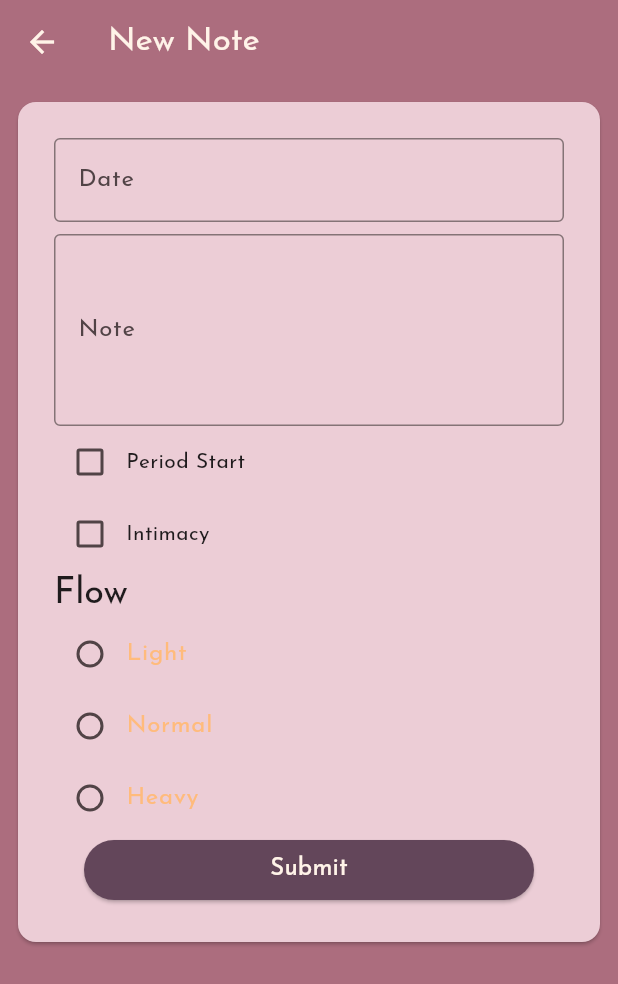
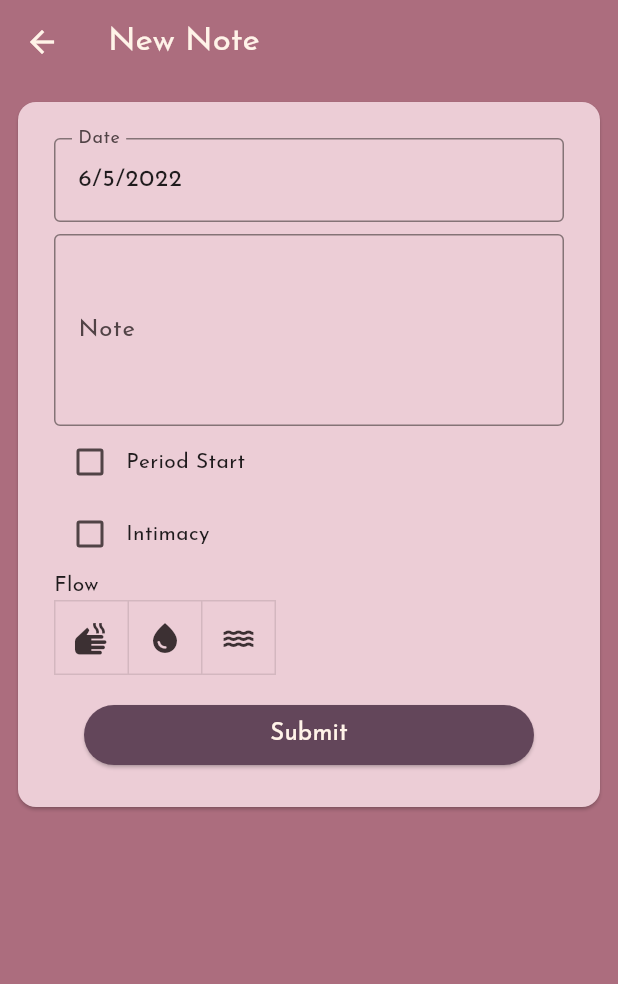
Before and after one commit to swsvindland/period_track, a Flutter app: the HomePage screen opened by its route, item 2 of the bottom bar chosen, after a tap on "New Note", on a phone screen of 412 x 824 dp. Shown: the top 984 px of the screen. Run offline on Flutter 3.47's test engine with Material 2 defaults, Android fonts, the phone set to English and light mode, and no system bars; drawn by our look-alikes of datetime_picker_formfield; our stand-ins replace charts_flutter, cloud_firestore, firebase_auth, firebase_core, firebase_messaging, google_fonts and 4 more; missing offline and left inert: os_detect; accounts and stored records are empty; generated files the repository leaves out were written again; network calls fail.

Commit message:
get date formating working

```diff
--- a/lib/layouts/add_note.dart
+++ b/lib/layouts/add_note.dart
@@ -7,20 +7,31 @@ class AddNotePage extends StatelessWidget {
 
   @override
   Widget build(BuildContext context) {
+    Map arguments = ModalRoute.of(context)?.settings.arguments as Map;
+
     return Scaffold(
       appBar: AppBar(
-        title: const Text('New Note',
-            style: TextStyle(color: textColor)),
+        title: const Text('New Note', style: TextStyle(color: textColor)),
         elevation: 0,
         leading: IconButton(
-          icon: const Icon(Icons.arrow_back, color: textColor,),
+          icon: const Icon(
+            Icons.arrow_back,
+            color: textColor,
+          ),
           color: Colors.white,
           onPressed: () {
             navigatorKey.currentState!.pop();
           },
         ),
       ),
-      body: const Padding(padding: EdgeInsets.all(8), child: AddNoteForm()),
+      body: Padding(
+        padding: const EdgeInsets.all(8),
+        child: AddNoteForm(
+          date: DateTime.parse(
+            arguments["id"].toString(),
+          ),
+        ),
+      ),
     );
   }
 }
--- a/lib/layouts/home.dart
+++ b/lib/layouts/home.dart
@@ -101,12 +101,12 @@ class _HomePageState extends State<HomePage> {
                     ? const Reports()
                     : const Settings(),
       ),
-      floatingActionButton: FloatingActionButton.extended(
+      floatingActionButton: _selectedIndex == 1 ? FloatingActionButton.extended(
           onPressed: () {
-            navigatorKey.currentState!.pushNamed('/add-note');
+            navigatorKey.currentState!.pushNamed('/add-note', arguments: { "id": DateUtils.dateOnly(DateTime.now()).toIso8601String()});
           },
           icon: const Icon(Icons.note_add),
-          label: const Text('New Note')),
+          label: const Text('New Note')) : null,
       bottomNavigationBar: MediaQuery.of(context).size.width < sm
           ? NavigationBottom(
               selectedIndex: _selectedIndex, onItemTapped: _onItemTapped)
--- a/lib/widgets/add_note_form.dart
+++ b/lib/widgets/add_note_form.dart
@@ -1,5 +1,6 @@
 import 'package:firebase_auth/firebase_auth.dart';
 import 'package:flutter/material.dart';
+import 'package:intl/intl.dart';
 import 'package:period_track/models/note.dart';
 import 'package:period_track/services/database_service.dart';
 import 'package:period_track/utils/constants.dart';
@@ -7,7 +8,8 @@ import 'package:period_track/widgets/date_field.dart';
 import 'package:provider/provider.dart';
 
 class AddNoteForm extends StatefulWidget {
-  const AddNoteForm({Key? key}) : super(key: key);
+  const AddNoteForm({Key? key, required this.date}) : super(key: key);
+  final DateTime? date;
 
   @override
   State<AddNoteForm> createState() => _AddNoteFormState();
@@ -27,6 +29,7 @@ class _AddNoteFormState extends State<AddNoteForm> {
     super.initState();
 
     _dateController = TextEditingController();
+    _dateController.text = DateFormat.yMd().format(widget.date ?? DateTime.now());
     _noteController = TextEditingController();
     _periodStart = false;
     _intimacy = false;
@@ -48,7 +51,6 @@ class _AddNoteFormState extends State<AddNoteForm> {
     submit() async {
       if (user == null) return;
 
-
       await _db.addNote(
         user.uid,
         NoteModel(
@@ -61,7 +63,12 @@ class _AddNoteFormState extends State<AddNoteForm> {
       );
     }
 
-    return Card(
+    return ListTileTheme(
+      data: const ListTileThemeData(
+        iconColor: Colors.black,
+        textColor: Colors.black,
+      ),
+      child: Card(
         child: Padding(
           padding: const EdgeInsets.all(24),
           child: SizedBox(
@@ -105,53 +112,35 @@ class _AddNoteFormState extends State<AddNoteForm> {
                       ),
                       const Text("Intimacy"),
                     ]),
-                  Text('Flow',
-                      style: Theme.of(context).textTheme.headlineSmall),
-                  ListTile(
-                    contentPadding: const EdgeInsets.all(0),
-                    horizontalTitleGap: 4,
-                    visualDensity: VisualDensity.compact,
-                    title: const Text('Light'),
-                    leading: Radio<FlowRate>(
-                      value: FlowRate.light,
-                      groupValue: _flow,
-                      onChanged: (FlowRate? value) {
+                    const Text('Flow'),
+                    ToggleButtons(
+                      onPressed: (int index) {
                         setState(() {
-                          _flow = value;
+                          switch (index) {
+                            case 0:
+                              _flow = FlowRate.light;
+                              break;
+                            case 1:
+                              _flow = FlowRate.normal;
+                              break;
+                            case 2:
+                              _flow = FlowRate.heavy;
+                              break;
+                          }
                         });
                       },
+                      isSelected: [
+                        _flow == FlowRate.light,
+                        _flow == FlowRate.normal,
+                        _flow == FlowRate.heavy
+                      ],
+                      children: const [
+                        Icon(Icons.dry),
+                        Icon(Icons.water_drop),
+                        Icon(Icons.water_outlined),
+                      ],
                     ),
-                  ),
-                  ListTile(
-                    contentPadding: const EdgeInsets.all(0),
-                    horizontalTitleGap: 4,
-                    visualDensity: VisualDensity.compact,
-                    title: const Text('Normal'),
-                    leading: Radio<FlowRate>(
-                      value: FlowRate.normal,
-                      groupValue: _flow,
-                      onChanged: (FlowRate? value) {
-                        setState(() {
-                          _flow = value;
-                        });
-                      },
-                    ),
-                  ),
-                  ListTile(
-                    contentPadding: const EdgeInsets.all(0),
-                    horizontalTitleGap: 4,
-                    visualDensity: VisualDensity.compact,
-                    title: const Text('Heavy'),
-                    leading: Radio<FlowRate>(
-                      value: FlowRate.heavy,
-                      groupValue: _flow,
-                      onChanged: (FlowRate? value) {
-                        setState(() {
-                          _flow = value;
-                        });
-                      },
-                    ),
-                  ),
+                    const SizedBox(height: 16),
                     Center(
                       child: ElevatedButton(
                         onPressed: () {
@@ -159,8 +148,8 @@ class _AddNoteFormState extends State<AddNoteForm> {
                           navigatorKey.currentState!.pop();
                         },
                         style: ButtonStyle(
-                        backgroundColor:
-                            MaterialStateProperty.all<Color>(primaryDarkColor),
+                          backgroundColor: MaterialStateProperty.all<Color>(
+                              primaryDarkColor),
                         ),
                         child: const Text(
                           'Submit',
@@ -177,6 +166,7 @@ class _AddNoteFormState extends State<AddNoteForm> {
             ),
           ),
         ),
+      ),
     );
   }
 }
--- a/lib/widgets/calendar.dart
+++ b/lib/widgets/calendar.dart
@@ -99,6 +99,9 @@ class _CalendarState extends State<Calendar> {
             lastDay: DateTime.utc(2100, 01, 01),
             focusedDay: _focusedDay.value,
             eventLoader: _getEventsFromNotes,
+            onDaySelected: (day, day2) {
+              navigatorKey.currentState!.pushNamed('/add-note', arguments: { "id": DateUtils.dateOnly(day).toIso8601String() });
+            },
             onCalendarCreated: (controller) => _pageController = controller,
             onPageChanged: (focusedDay) => _focusedDay.value = focusedDay,
             calendarBuilders: CalendarBuilders(
--- a/lib/widgets/note.dart
+++ b/lib/widgets/note.dart
@@ -13,6 +13,9 @@ class Note extends StatelessWidget {
       child: Padding(
         padding: const EdgeInsets.symmetric(vertical: 8, horizontal: 0),
         child: ListTile(
+          onTap: () {
+            navigatorKey.currentState!.pushNamed('/add-note', arguments: { "id": DateUtils.dateOnly(DateTime.now()).toIso8601String()});
+          },
           title: Text(title),
           subtitle: Column(
             mainAxisAlignment: MainAxisAlignment.start,
```
Lines whose indentation alone changed are shown as unchanged.
